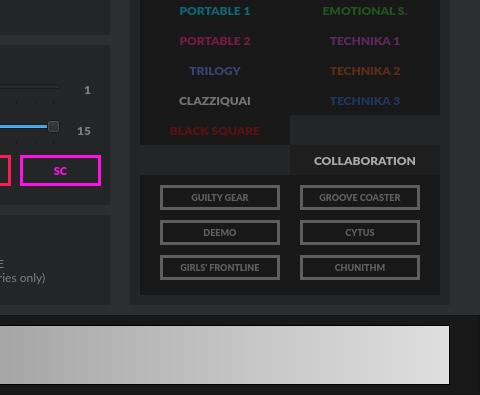
The window that selector_ui.ui (wowvv0w/djmax-random-selector) describes before a commit, drawn with Qt 5; both pictures show x 290 to 770 and y 155 to 550 of the 770 by 550 pixel window.
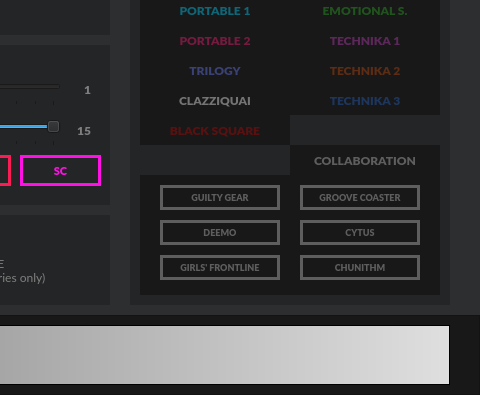
The same window after the commit. Icons and pictures are not drawn.

The edit to the form file:
```diff
--- a/selector_ui.ui
+++ b/selector_ui.ui
@@ -910,7 +910,7 @@
         <bool>true</bool>
        </property>
        <property name="checked">
-        <bool>true</bool>
+        <bool>false</bool>
        </property>
       </widget>
       <widget class="QPushButton" name="data_button">
```
Left out of the diff: 3 changed lines with no effect on the pictures.
